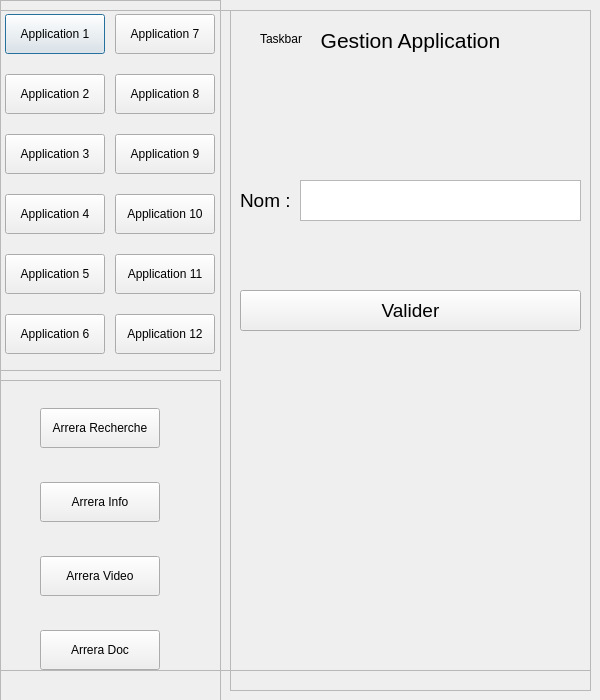
The window that cdaparaarreralib.ui (Arrera-Software/Arrera-Interface) describes before a commit, drawn with Qt 5.
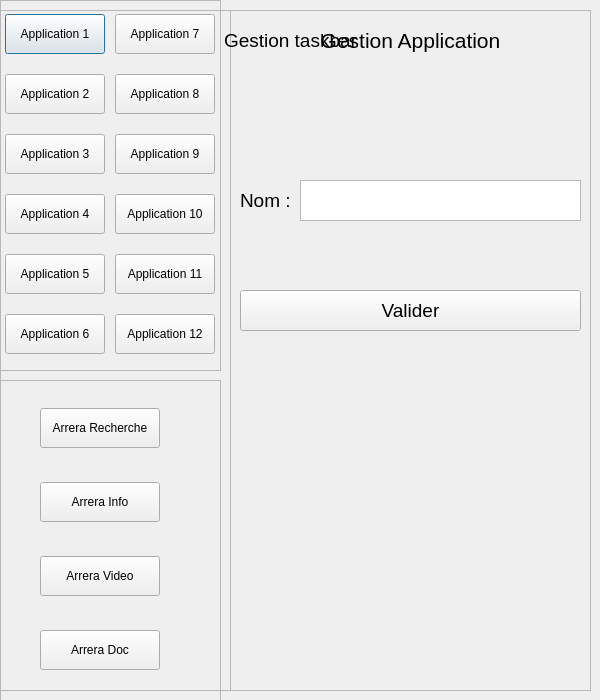
The same window after the commit. Icons and pictures are not drawn.

```diff
--- a/cdaparaarreralib.ui
+++ b/cdaparaarreralib.ui
@@ -537,7 +537,7 @@
      <x>0</x>
      <y>10</y>
      <width>591</width>
-     <height>661</height>
+     <height>681</height>
     </rect>
    </property>
    <property name="frameShape">
@@ -549,14 +549,22 @@
    <widget class="QLabel" name="label">
     <property name="geometry">
      <rect>
-      <x>260</x>
+      <x>20</x>
       <y>20</y>
-      <width>66</width>
-      <height>18</height>
+      <width>541</width>
+      <height>20</height>
      </rect>
     </property>
+    <property name="font">
+     <font>
+      <pointsize>14</pointsize>
+     </font>
+    </property>
     <property name="text">
-     <string>Taskbar</string>
+     <string>Gestion taskbar</string>
+    </property>
+    <property name="alignment">
+     <set>Qt::AlignCenter</set>
     </property>
    </widget>
   </widget>
```
Left out of the diff: 4 changed lines with no effect on the pictures.
